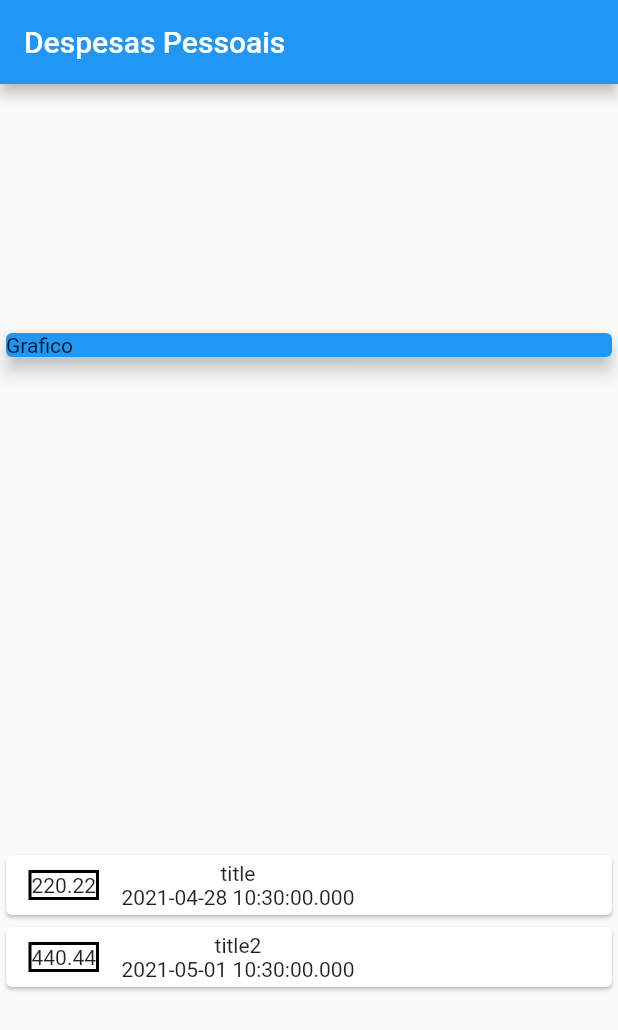
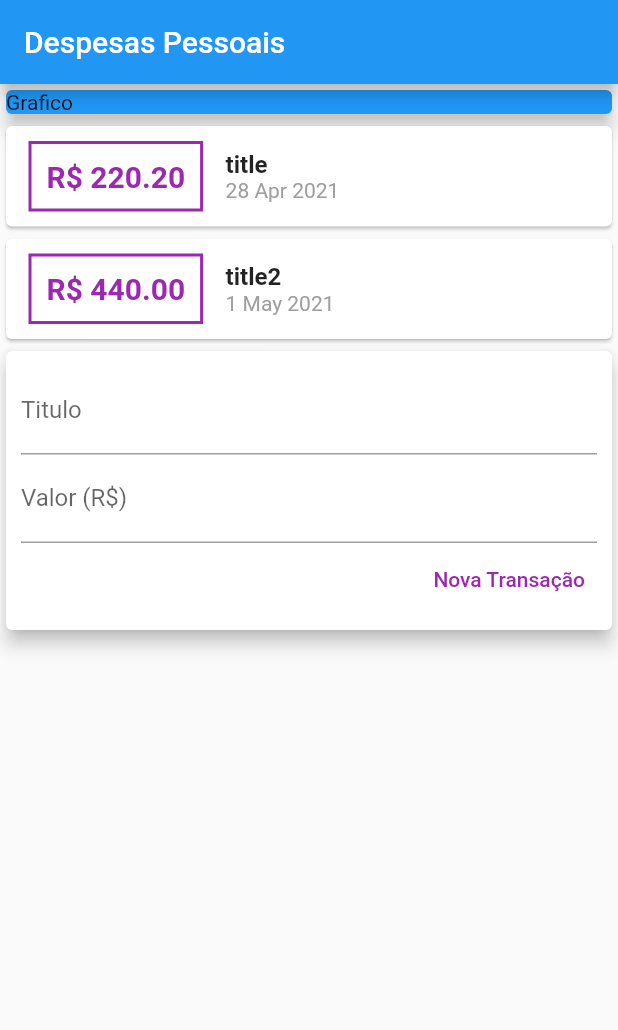
Before and after one commit to eversclei/expenses, a Flutter app: the screen it shows after launch, on a phone screen of 412 x 824 dp. Shown: the top 1030 px of the screen. Run offline on Flutter 3.47's test engine with Material 2 defaults, Android fonts, the phone set to English and light mode, and no system bars.

Commit message:
Ajusts inclusão de formulario, separação dos componentes

```diff
--- /dev/null
+++ b/lib/components/transaction_form.dart
@@ -0,0 +1,44 @@
+import 'package:flutter/material.dart';
+
+class TransactionForm extends StatelessWidget {
+  final titleController = TextEditingController();
+  final valueController = TextEditingController();
+
+  @override
+  Widget build(BuildContext context) {
+    return Card(
+      elevation: 5,
+      child: Padding(
+        padding: const EdgeInsets.all(10),
+        child: Column(
+          children: <Widget>[
+            TextField(
+              controller: titleController,
+              decoration: InputDecoration(
+                labelText: 'Titulo',
+              ),
+            ),
+            TextField(
+              controller: valueController,
+              decoration: InputDecoration(
+                labelText: 'Valor (R\$)',
+              ),
+            ),
+            Row(
+              mainAxisAlignment: MainAxisAlignment.end,
+              children: [
+                TextButton(
+                  child: Text('Nova Transação'),
+                  style: TextButton.styleFrom(
+                    primary: Colors.purple,
+                  ),
+                  onPressed: () {},
+                ),
+              ],
+            )
+          ],
+        ),
+      ),
+    );
+  }
+}
--- /dev/null
+++ b/lib/components/transaction_list.dart
@@ -0,0 +1,61 @@
+import 'package:intl/intl.dart';
+import 'package:flutter/material.dart';
+
+import '../models/transaction.dart';
+
+class TransactionList extends StatelessWidget {
+  final List<Transaction> transactions;
+
+  TransactionList(this.transactions);
+
+  @override
+  Widget build(BuildContext context) {
+    return Column(
+      children: transactions.map((tr) {
+        return Card(
+          child: Row(
+            children: <Widget>[
+              Container(
+                margin: EdgeInsets.symmetric(
+                  horizontal: 15,
+                  vertical: 10,
+                ),
+                decoration: BoxDecoration(
+                  border: Border.all(
+                    color: Colors.purple,
+                    width: 2,
+                  ),
+                ),
+                padding: EdgeInsets.all(10),
+                child: Text(
+                  "R\$ ${tr.value.toStringAsFixed(2)}",
+                  style: TextStyle(
+                    fontWeight: FontWeight.bold,
+                    fontSize: 20,
+                    color: Colors.purple,
+                  ),
+                ),
+              ),
+              Column(
+                crossAxisAlignment: CrossAxisAlignment.start,
+                children: <Widget>[
+                  Text(
+                    tr.title,
+                    style: TextStyle(
+                      fontSize: 16,
+                      fontWeight: FontWeight.bold,
+                    ),
+                  ),
+                  Text(
+                    DateFormat('d MMM y').format(tr.date),
+                    style: TextStyle(color: Colors.grey),
+                  ),
+                ],
+              ),
+            ],
+          ),
+        );
+      }).toList(),
+    );
+  }
+}
--- /dev/null
+++ b/lib/components/transaction_user.dart
@@ -0,0 +1,36 @@
+import 'package:flutter/material.dart';
+import './transaction_form.dart';
+import './transaction_list.dart';
+import '../models/transaction.dart';
+
+class TransactionUser extends StatefulWidget {
+  @override
+  _TransactionUserState createState() => _TransactionUserState();
+}
+
+class _TransactionUserState extends State<TransactionUser> {
+  final _transaction = [
+    Transaction(
+      id: 'id',
+      title: 'title',
+      value: 220.20,
+      date: DateTime.now(),
+    ),
+    Transaction(
+      id: 'id2',
+      title: 'title2',
+      value: 440.00,
+      date: DateTime.now().add(Duration(days: 3)),
+    ),
+  ];
+
+  @override
+  Widget build(BuildContext context) {
+    return Column(
+      children: <Widget>[
+        TransactionList(_transaction),
+        TransactionForm(),
+      ],
+    );
+  }
+}
--- a/lib/main.dart
+++ b/lib/main.dart
@@ -1,4 +1,4 @@
-import './models/transaction.dart';
+import './components/transaction_user.dart';
 import 'package:flutter/material.dart';
 
 void main() {
@@ -20,28 +20,12 @@ class ExpensesApp extends StatelessWidget {
 }
 
 class MyHomePage extends StatelessWidget {
-  final _transaction = [
-    Transaction(
-      id: 'id',
-      title: 'title',
-      value: 220.22,
-      date: DateTime.now(),
-    ),
-    Transaction(
-      id: 'id2',
-      title: 'title2',
-      value: 440.44,
-      date: DateTime.now().add(Duration(days: 3)),
-    ),
-  ];
-
   Widget build(BuildContext context) {
     return Scaffold(
       appBar: AppBar(
         title: Text('Despesas Pessoais'),
       ),
       body: Column(
-        mainAxisAlignment: MainAxisAlignment.spaceAround,
         crossAxisAlignment: CrossAxisAlignment.stretch,
         children: <Widget>[
           Container(
@@ -51,35 +35,7 @@ class MyHomePage extends StatelessWidget {
               color: Colors.blue,
             ),
           ),
-          Column(
-            children: _transaction.map((tr) {
-              return Card(
-                child: Row(
-                  children: <Widget>[
-                    Container(
-                      margin: EdgeInsets.symmetric(
-                        horizontal: 15,
-                        vertical: 10,
-                      ),
-                      decoration: BoxDecoration(
-                        border: Border.all(
-                          color: Colors.black,
-                          width: 2,
-                        ),
-                      ),
-                      child: Text(tr.value.toString()),
-                    ),
-                    Column(
-                      children: <Widget>[
-                        Text(tr.title),
-                        Text(tr.date.toString()),
-                      ],
-                    ),
-                  ],
-                ),
-              );
-            }).toList(),
-          ),
+          TransactionUser(),
         ],
       ),
     );
--- a/pubspec.yaml
+++ b/pubspec.yaml
@@ -23,7 +23,7 @@ environment:
 dependencies:
   flutter:
     sdk: flutter
-
+  intl: ^0.16.1
 
   # The following adds the Cupertino Icons font to your application.
   # Use with the CupertinoIcons class for iOS style icons.
```
Also changed, not shown: pubspec.lock.
